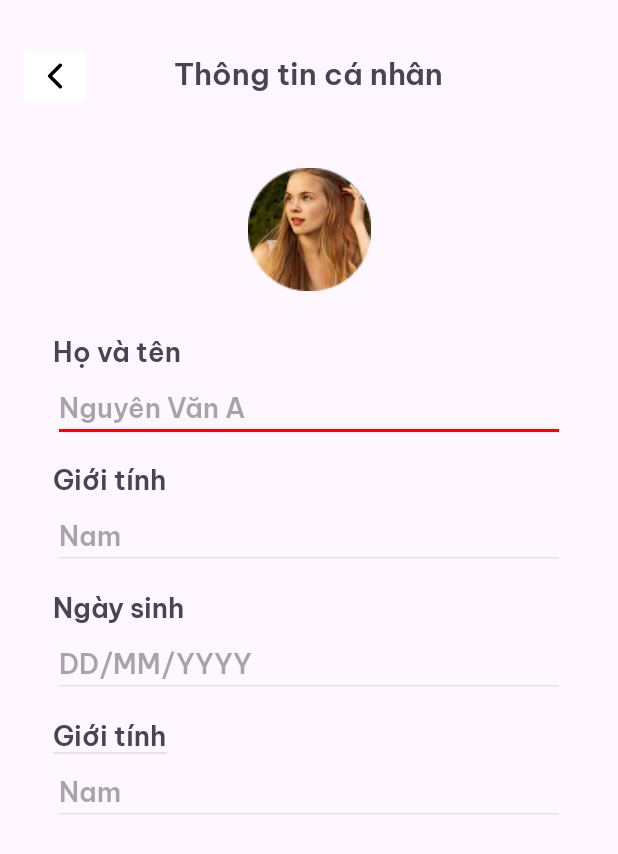
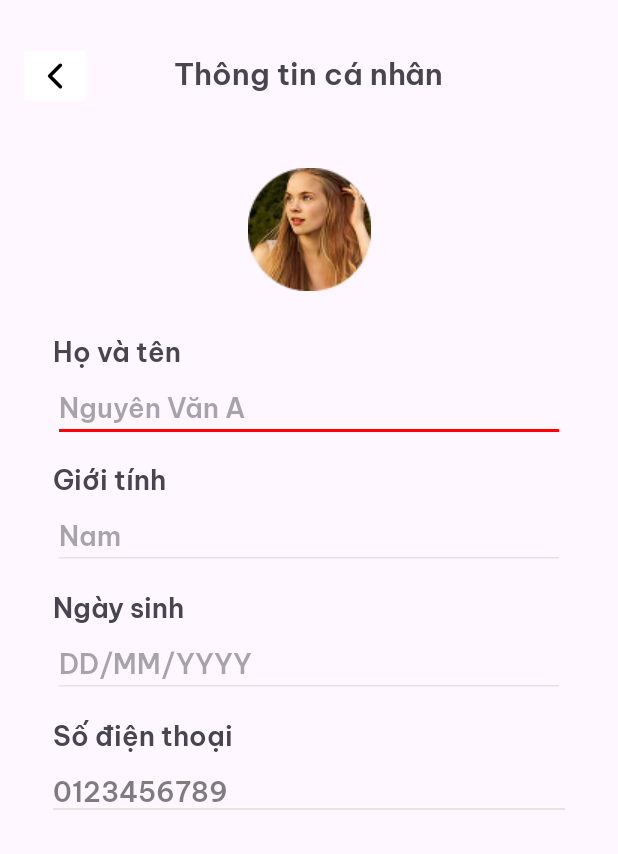
Before and after one commit to danhquyen2004/ProjectAndroid, an Android app: the PlayerInfor screen opened directly, with no data from a screen before it, on a phone screen of 412 x 824 dp. Shown: the top 854 px of the screen. Run offline under Robolectric (Android 15) with nearby library versions, the phone set to English and light mode, and no system bars; our stand-ins replace CircleImageView.

Commit message:
update player_infor

```diff
--- a/Android/app/src/main/res/layout/activity_player_infor.xml
+++ b/Android/app/src/main/res/layout/activity_player_infor.xml
@@ -121,8 +121,7 @@
         android:id="@+id/tvPlayerPhoneNumber"
         android:layout_width="wrap_content"
         android:layout_height="wrap_content"
-        android:text="Giới tính"
-        android:background="@drawable/underline"
+        android:text="Số điện thoại"
         android:textSize="18sp"
         android:textStyle="bold"
         android:layout_marginStart="35dp"
@@ -130,18 +129,20 @@
         app:layout_constraintStart_toStartOf="parent"
         android:layout_marginTop="10dp"/>
 
-    <EditText
-        android:id="@+id/edtPhoneNumber"
+    <TextView
+        android:id="@+id/tvPlayerPhoneNumberWData"
         android:layout_width="match_parent"
         android:layout_height="wrap_content"
-        android:hint="Nam"
-        android:inputType="textPersonName"
+        android:text="0123456789"
+        android:background="@drawable/underline"
+        android:textSize="18sp"
+        android:textColor="#80000000"
         android:layout_marginLeft="35dp"
         android:layout_marginRight="35dp"
-        android:backgroundTint="@color/edit_text_color"
         app:layout_constraintEnd_toEndOf="parent"
         app:layout_constraintStart_toStartOf="parent"
-        app:layout_constraintTop_toBottomOf="@+id/tvPlayerPhoneNumber" />
+        app:layout_constraintTop_toBottomOf="@+id/tvPlayerPhoneNumber"
+        android:layout_marginTop="10dp"/>
 
 
 </androidx.constraintlayout.widget.ConstraintLayout>
```
